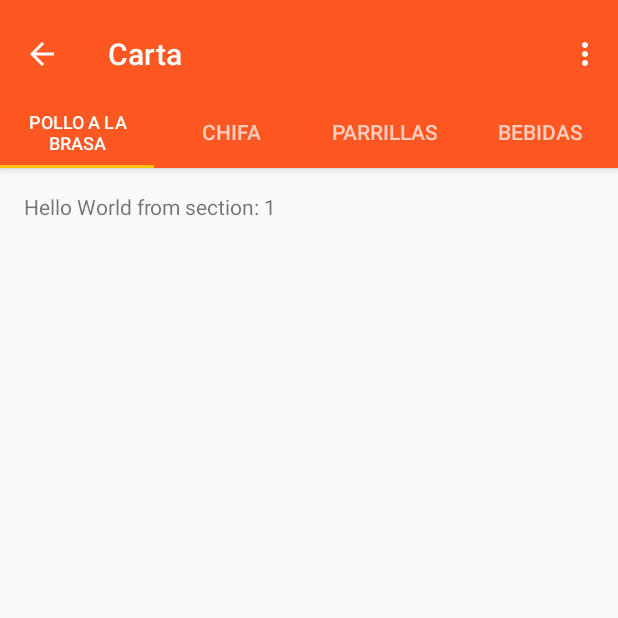
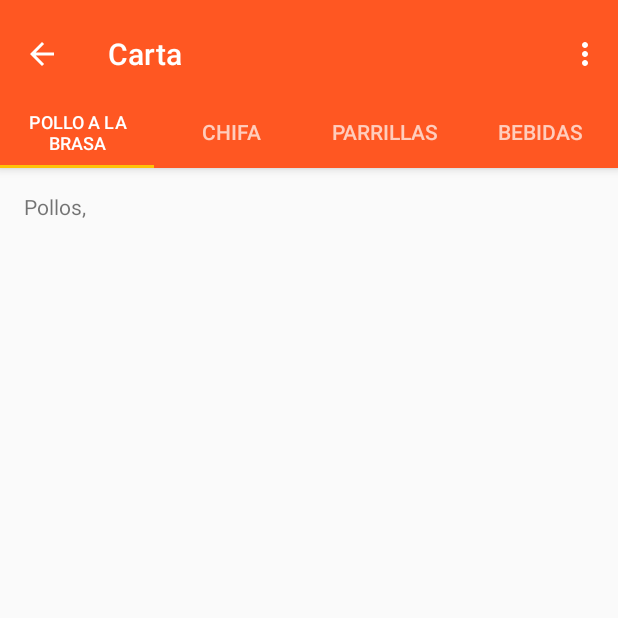
Before and after one commit to christianmtr/Restaurante_DCharlye_app, an Android app: the CartaActivity screen opened directly, with no data from a screen before it, on a phone screen of 412 x 824 dp, the top half of it. Run offline under Robolectric (Android 15) with nearby library versions, the phone set to English and light mode, and no system bars.

Commit message:
Cambios en las pestañas, se usará sólo un fragment y un layout para las 3 pestañas

```diff
--- a/app/src/main/java/com/sistematica/restaurantedcharlye/CartaActivity.java
+++ b/app/src/main/java/com/sistematica/restaurantedcharlye/CartaActivity.java
@@ -1,23 +1,24 @@
 package com.sistematica.restaurantedcharlye;
 
+import android.os.Bundle;
 import android.support.design.widget.TabLayout;
-import android.support.design.widget.FloatingActionButton;
-import android.support.design.widget.Snackbar;
-import android.support.v7.app.AppCompatActivity;
-import android.support.v7.widget.Toolbar;
-
 import android.support.v4.app.Fragment;
 import android.support.v4.app.FragmentManager;
 import android.support.v4.app.FragmentPagerAdapter;
 import android.support.v4.view.ViewPager;
-import android.os.Bundle;
+import android.support.v7.app.AppCompatActivity;
+import android.support.v7.widget.Toolbar;
 import android.view.LayoutInflater;
 import android.view.Menu;
 import android.view.MenuItem;
 import android.view.View;
 import android.view.ViewGroup;
+import android.widget.ListView;
+import android.widget.TextView;
 
-import android.widget.TextView;
+import com.sistematica.restaurantedcharlye.adaptores_lista.carta;
+
+import java.util.ArrayList;
 
 public class CartaActivity extends AppCompatActivity {
 
@@ -35,6 +36,13 @@ public class CartaActivity extends AppCompatActivity {
      * The {@link ViewPager} that will host the section contents.
      */
     private ViewPager mViewPager;
+
+    ListView lv_carta;
+    ArrayList<carta> lpollos = new ArrayList<carta>();
+    ArrayList<carta> lchifa = new ArrayList<carta>();
+    ArrayList<carta> lparrilla = new ArrayList<carta>();
+    ArrayList<carta> lbebidas = new ArrayList<carta>();
+
 
     @Override
     protected void onCreate(Bundle savedInstanceState) {
@@ -110,7 +118,30 @@ public class CartaActivity extends AppCompatActivity {
                                  Bundle savedInstanceState) {
             View rootView = inflater.inflate(R.layout.fragment_carta, container, false);
             TextView textView = (TextView) rootView.findViewById(R.id.section_label);
-            textView.setText(getString(R.string.section_format, getArguments().getInt(ARG_SECTION_NUMBER)));
+//            textView.setText(getString(R.string.section_format, getArguments().getInt(ARG_SECTION_NUMBER)));
+
+            // mi codigo xD
+//            switch (getArguments().getInt(ARG_SECTION_NUMBER)) {
+//                case 1:
+//                    textView.setText(textView.getText() + "Pollos,\n");
+//                case 2:
+//                    textView.setText(textView.getText() + "Chifas,\n");
+//                case 3:
+//                    textView.setText(textView.getText() + "Parrillas,\n");
+//                case 4:
+//                    textView.setText(textView.getText() + "Otros xD,\n");
+//            }
+
+            if ((getArguments().getInt(ARG_SECTION_NUMBER)) == 1) {
+                textView.setText(textView.getText() + "Pollos,\n");
+            } else if ((getArguments().getInt(ARG_SECTION_NUMBER)) == 2) {
+                textView.setText(textView.getText() + "Chifas,\n");
+            } else if ((getArguments().getInt(ARG_SECTION_NUMBER)) == 3) {
+                textView.setText(textView.getText() + "Parrillas,\n");
+            } else if ((getArguments().getInt(ARG_SECTION_NUMBER)) == 4) {
+                textView.setText(textView.getText() + "Otros xD,\n");
+            }
+
             return rootView;
         }
     }
@@ -127,6 +158,53 @@ public class CartaActivity extends AppCompatActivity {
 
         @Override
         public Fragment getItem(int position) {
+//            switch (position) {
+//                case 0:
+//                    Toast.makeText(CartaActivity.this, "Hola mundo! Pollo", Toast.LENGTH_SHORT).show();
+//
+//                    return PlaceholderFragment.newInstance(position + 1);
+//                case 1:
+//                    lchifa.add(new carta(getDrawable(R.mipmap.ic_launcher),"Chifa1"));
+//                    lchifa.add(new carta(getDrawable(R.mipmap.ic_launcher),"Chifa2"));
+//                    lchifa.add(new carta(getDrawable(R.mipmap.ic_launcher),"Chifa3"));
+//                    lchifa.add(new carta(getDrawable(R.mipmap.ic_launcher),"Chifa4"));
+//
+//                    lv_carta = (ListView) findViewById(R.id.lv_lista_carta);
+//                    lista_carta adaptador_chifa = new lista_carta(this,lchifa);
+//                    lv_carta.setAdapter(adaptador_chifa);
+//
+//                    Toast.makeText(CartaActivity.this, "Hola mundo! Chifas!", Toast.LENGTH_SHORT).show();
+//
+//                    return PlaceholderFragment.newInstance(position + 1);
+//                case 2:
+//                    lparrilla.add(new carta(getDrawable(R.mipmap.ic_launcher),"Parrilla2"));
+//                    lparrilla.add(new carta(getDrawable(R.mipmap.ic_launcher),"Parrilla3"));
+//                    lparrilla.add(new carta(getDrawable(R.mipmap.ic_launcher),"Parrilla4"));
+//                    lparrilla.add(new carta(getDrawable(R.mipmap.ic_launcher),"Parrilla5"));
+//
+//                    lv_carta = (ListView) findViewById(R.id.lv_lista_carta);
+//                    lista_carta adaptador_parrila = new lista_carta(this,lparrilla);
+//                    lv_carta.setAdapter(adaptador_parrila);
+//
+//                    Toast.makeText(CartaActivity.this, "Hola mundo! Parrishas!", Toast.LENGTH_SHORT).show();
+//
+//                    return PlaceholderFragment.newInstance(position + 1);
+//                case 3:
+//                    lbebidas.add(new carta(getDrawable(R.mipmap.ic_launcher),"Gaseosa1"));
+//                    lbebidas.add(new carta(getDrawable(R.mipmap.ic_launcher),"Gaseosa2"));
+//                    lbebidas.add(new carta(getDrawable(R.mipmap.ic_launcher),"Gaseosa3"));
+//                    lbebidas.add(new carta(getDrawable(R.mipmap.ic_launcher),"Jugo4"));
+//                    lv_carta = (ListView) findViewById(R.id.lv_lista_carta);
+//                    lista_carta adaptador_bebidas = new lista_carta(this,lbebidas);
+//                    lv_carta.setAdapter(adaptador_bebidas);
+//
+//                    Toast.makeText(CartaActivity.this, "Hola mundo! Otros xD", Toast.LENGTH_SHORT).show();
+//
+//                    return PlaceholderFragment.newInstance(position + 1);
+//            }
+//
+//            return null;
+
             // getItem is called to instantiate the fragment for the given page.
             // Return a PlaceholderFragment (defined as a static inner class below).
             return PlaceholderFragment.newInstance(position + 1);
--- a/app/src/main/res/layout/fragment_carta.xml
+++ b/app/src/main/res/layout/fragment_carta.xml
@@ -8,9 +8,20 @@
     android:paddingTop="@dimen/activity_vertical_margin"
     tools:context="com.sistematica.restaurantedcharlye.CartaActivity$PlaceholderFragment">
 
-    <TextView
-        android:id="@+id/section_label"
-        android:layout_width="wrap_content"
-        android:layout_height="wrap_content" />
+    <LinearLayout
+        android:orientation="vertical"
+        android:layout_width="match_parent"
+        android:layout_height="match_parent">
+
+        <TextView
+            android:id="@+id/section_label"
+            android:layout_width="match_parent"
+            android:layout_height="wrap_content" />
+
+        <ListView
+            android:layout_width="match_parent"
+            android:layout_height="match_parent"
+            android:id="@+id/lv_lista_carta" />
+    </LinearLayout>
 
 </RelativeLayout>
```
Also changed, not shown: app/src/main/java/com/sistematica/restaurantedcharlye/adaptores_lista/carta.java (added, +37 -0 lines), app/src/main/java/com/sistematica/restaurantedcharlye/adaptores_lista/lista_carta.java (added, +73 -0 lines), app/src/main/res/layout/lista_carta.xml (added, +19 -0 lines).
